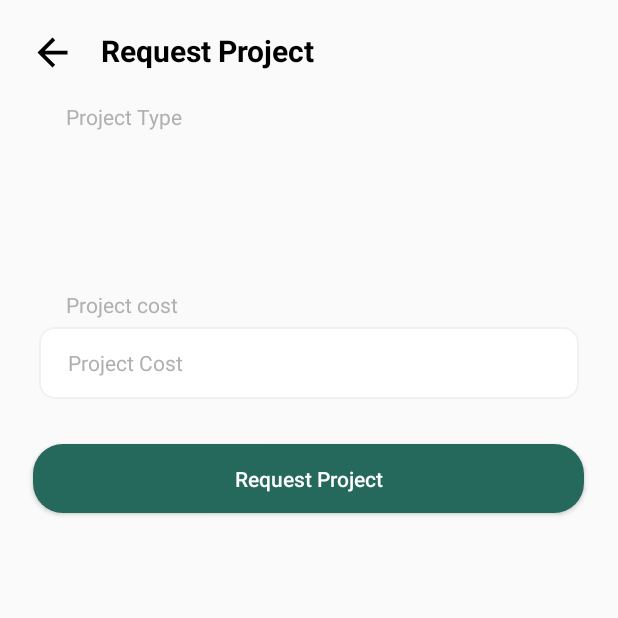
After one commit to UnitSol/islamic-trust-organization-android-donor, an Android app: the RequestProjectActivity screen opened directly, with no data from a screen before it, on a phone screen of 412 x 824 dp, the top half of it. The commit adds this screen. Run offline under Robolectric (Android 15) with nearby library versions, the phone set to English and light mode, and no system bars; network calls fail.

Commit message:
request project add

```diff
--- a/islamictrustorganization/app/build.gradle
+++ b/islamictrustorganization/app/build.gradle
@@ -30,7 +30,7 @@ android {
 
 dependencies {
 
-    implementation 'com.google.android.material:material:1.6.1'
+    implementation 'com.google.android.material:material:1.8.0'
     implementation fileTree(dir: 'libs', include: ['*.jar'])
     implementation 'androidx.appcompat:appcompat:1.5.0'
     implementation 'androidx.constraintlayout:constraintlayout:2.1.4'
--- a/islamictrustorganization/app/src/main/AndroidManifest.xml
+++ b/islamictrustorganization/app/src/main/AndroidManifest.xml
@@ -23,6 +23,9 @@
         android:supportsRtl="true"
         android:theme="@style/Theme.IslamicTrustOrganization"
         tools:targetApi="31">
+        <activity
+            android:name=".Controllers.RequestProjectActivity"
+            android:exported="false" />
         <activity
             android:name=".Controllers.VedioPlayerActivity"
             android:exported="false" />
--- a/islamictrustorganization/app/src/main/java/com/example/islamictrustorganization/Controllers/ForgetPasswordActivity.java
+++ b/islamictrustorganization/app/src/main/java/com/example/islamictrustorganization/Controllers/ForgetPasswordActivity.java
@@ -54,8 +54,10 @@ public class ForgetPasswordActivity extends AppCompatActivity {
                     displayAlert("Error", "Please enter your email id.");
                 } else if (isEmailValid(txtForgotPasswordEmail.getText().toString()) == false) {
                     displayAlert("Error", "Please enter a valid email id.");
+                }else{
+
+                    apiCallSendResetPasswordCode();
                 }
-                apiCallSendResetPasswordCode();
             }
         });
     }
--- a/islamictrustorganization/app/src/main/java/com/example/islamictrustorganization/Controllers/NewPasswordActivity.java
+++ b/islamictrustorganization/app/src/main/java/com/example/islamictrustorganization/Controllers/NewPasswordActivity.java
@@ -46,9 +46,11 @@ public class NewPasswordActivity extends AppCompatActivity {
                 } else if (newConfirmPassword.getText().length() == 0) {
                     displayAlert("Error", "Please complete the all field");
                 } else if (setNewPassword.getText().toString() != newConfirmPassword.getText().toString()) {
+                    Toast.makeText(NewPasswordActivity.this, "Enter Same Password", Toast.LENGTH_SHORT).show();
+                }else{
 
+                    apiCallUpdatePassword();
                 }
-                apiCallUpdatePassword();
             }
         });
     }
--- a/islamictrustorganization/app/src/main/java/com/example/islamictrustorganization/Controllers/ProjectDetailActivity.java
+++ b/islamictrustorganization/app/src/main/java/com/example/islamictrustorganization/Controllers/ProjectDetailActivity.java
@@ -134,6 +134,8 @@ public class ProjectDetailActivity extends AppCompatActivity {
 
                             sliderModel.setImgUrl(dictImgNewProjectDetail.getString("image"));
                             projectDetailSliderItem.add(sliderModel);
+
+                        }
                         imgCompleteProjectDetail.setSliderAdapter(sliderAdapter);
                         displayData();
 //                            imgMakeDonationProject.setIndicatorAnimationDuration(100);
@@ -142,7 +144,6 @@ public class ProjectDetailActivity extends AppCompatActivity {
                         imgCompleteProjectDetail.startAutoCycle();
                         imgCompleteProjectDetail.setScrollTimeInSec(3);
 
-                        }
 
                     } catch (JSONException e) {
                         throw new RuntimeException(e);
--- /dev/null
+++ b/islamictrustorganization/app/src/main/java/com/example/islamictrustorganization/Controllers/RequestProjectActivity.java
@@ -0,0 +1,25 @@
+package com.example.islamictrustorganization.Controllers;
+
+import androidx.appcompat.app.AppCompatActivity;
+
+import android.os.Bundle;
+import android.view.View;
+import android.widget.AdapterView;
+import android.widget.ArrayAdapter;
+import android.widget.AutoCompleteTextView;
+
+import com.example.islamictrustorganization.R;
+
+public class RequestProjectActivity extends AppCompatActivity {
+    @Override
+    protected void onCreate(Bundle savedInstanceState) {
+        super.onCreate(savedInstanceState);
+        setContentView(R.layout.activity_request_project);
+        getSupportActionBar().hide();
+        initUI();
+    }
+
+    private void initUI() {
+
+    }
+}
--- a/islamictrustorganization/app/src/main/res/drawable/button_curve.xml
+++ b/islamictrustorganization/app/src/main/res/drawable/button_curve.xml
@@ -2,7 +2,7 @@
 <selector xmlns:android="http://schemas.android.com/apk/res/android">
 <item>
     <shape>
-        <corners android:radius="10dp"></corners>
+        <corners android:radius="20dp"></corners>
         <solid android:color="@color/buttonColor"></solid>
 
     </shape>
--- /dev/null
+++ b/islamictrustorganization/app/src/main/res/layout/activity_request_project.xml
@@ -0,0 +1,138 @@
+<?xml version="1.0" encoding="utf-8"?>
+<RelativeLayout xmlns:android="http://schemas.android.com/apk/res/android"
+    xmlns:tools="http://schemas.android.com/tools"
+    android:layout_width="match_parent"
+    android:layout_height="match_parent"
+    tools:context=".Controllers.RequestProjectActivity">
+
+    <RelativeLayout
+        android:layout_width="match_parent"
+        android:layout_height="match_parent">
+
+        <RelativeLayout
+            android:id="@+id/cmd_go_to_my_projects"
+            android:layout_width="match_parent"
+            android:layout_height="wrap_content">
+
+            <ImageView
+                android:id="@+id/go_to_my_projects"
+                android:layout_width="30dp"
+                android:layout_height="30dp"
+                android:layout_marginLeft="20dp"
+                android:layout_marginTop="20dp"
+                android:src="@drawable/go_back_botton" />
+
+            <TextView
+                android:layout_width="wrap_content"
+                android:layout_height="wrap_content"
+                android:layout_marginLeft="17dp"
+                android:layout_marginTop="20dp"
+                android:layout_toRightOf="@+id/go_to_my_projects"
+                android:fontFamily="sans-serif-black"
+                android:text="Request Project"
+                android:textColor="@color/black"
+                android:textFontWeight="700"
+                android:textSize="20sp" />
+        </RelativeLayout>
+        <RelativeLayout
+            android:id="@+id/cmd_project_type"
+            android:layout_width="match_parent"
+            android:layout_height="wrap_content"
+            android:layout_below="@id/cmd_go_to_my_projects">
+
+            <TextView
+                android:id="@+id/lbl_project_type"
+                android:layout_width="wrap_content"
+                android:layout_height="wrap_content"
+                android:text="Project Type"
+                android:textColor="#B0B0B0"
+                android:textSize="14sp"
+                android:layout_marginLeft="44dp"
+                android:layout_marginTop="18dp"
+                />
+
+            <com.google.android.material.textfield.TextInputLayout
+                android:layout_width="360dp"
+                android:layout_height="48dp"
+                android:layout_below="@+id/lbl_project_type"
+                android:layout_centerHorizontal="true"
+                android:layout_marginStart="20dp"
+                android:layout_marginTop="20dp"
+                android:layout_marginEnd="20dp"
+                android:layout_marginBottom="20dp"
+                android:hint="Project Type"
+                android:paddingLeft="19dp">
+                <!--                <AutoCompleteTextView-->
+                <!--                    android:id="@+id/drop_down"-->
+                <!--                    android:layout_width="match_parent"-->
+                <!--                    android:layout_height="match_parent"-->
+                <!--                    android:inputType="none"-->
+                <!--                    android:background="@color/white"-->
+                <!--                    android:dropDownSelector=""-->
+                <!--                    />-->
+
+            </com.google.android.material.textfield.TextInputLayout>
+<!--            <EditText-->
+<!--                android:id="@+id/txt_project_type"-->
+<!--                android:layout_width="360dp"-->
+<!--                android:layout_height="48dp"-->
+<!--                android:layout_centerHorizontal="true"-->
+<!--                android:background="@drawable/edittext_style"-->
+<!--                android:layout_below="@id/lbl_project_type"-->
+<!--                android:layout_marginTop="5dp"-->
+<!--                android:hint="Project Type"-->
+<!--                android:textColorHint="#B0B0B0"-->
+<!--                android:inputType="textEmailAddress"-->
+<!--                android:textSize="14sp"-->
+<!--                android:paddingLeft="19dp"-->
+<!--                android:textColor="@color/black"/>-->
+        </RelativeLayout>
+        <RelativeLayout
+            android:id="@+id/cmd_project_cost"
+            android:layout_width="match_parent"
+            android:layout_height="wrap_content"
+            android:layout_below="@id/cmd_project_type">
+
+            <TextView
+                android:id="@+id/lbl_project_cost"
+                android:layout_width="wrap_content"
+                android:layout_height="wrap_content"
+                android:text="Project cost"
+                android:textColor="#B0B0B0"
+                android:textSize="14sp"
+                android:layout_marginLeft="44dp"
+                android:layout_marginTop="18dp"
+                />
+            <EditText
+                android:id="@+id/txt_project_cost"
+                android:layout_width="360dp"
+                android:layout_height="48dp"
+                android:layout_centerHorizontal="true"
+                android:background="@drawable/edittext_style"
+                android:layout_below="@id/lbl_project_cost"
+                android:layout_marginTop="5dp"
+                android:hint="Project Cost"
+                android:textColorHint="#B0B0B0"
+                android:inputType="numberDecimal"
+                android:textSize="14sp"
+                android:paddingLeft="19dp"
+                android:textColor="@color/black"/>
+        </RelativeLayout>
+        <Button
+            android:id="@+id/btn_request_project"
+            android:layout_width="367dp"
+            android:layout_height="46dp"
+            android:layout_below="@+id/cmd_project_cost"
+            android:layout_marginBottom="20dp"
+            android:layout_marginTop="30dp"
+            android:layout_centerHorizontal="true"
+            android:background="@drawable/button_curve"
+            android:text="Request Project"
+            android:textAllCaps="false"
+            android:textColor="@color/white" />
+
+
+    </RelativeLayout>
+
+
+</RelativeLayout>
```
Also changed, not shown: islamictrustorganization/app/src/main/java/com/example/islamictrustorganization/Controllers/EmailVerificationActivity.java (+7 -6 lines), islamictrustorganization/app/src/main/java/com/example/islamictrustorganization/Controllers/MyProjectsActivity.java (+8 -0 lines), islamictrustorganization/app/src/main/res/layout/activity_my_projects.xml (+14 -2 lines), islamictrustorganization/app/src/main/res/layout/activity_user_profile.xml (+11 -24 lines), islamictrustorganization/app/src/main/res/layout/spinner_item.xml (added, +10 -0 lines). Lines whose indentation alone changed are shown as unchanged.
